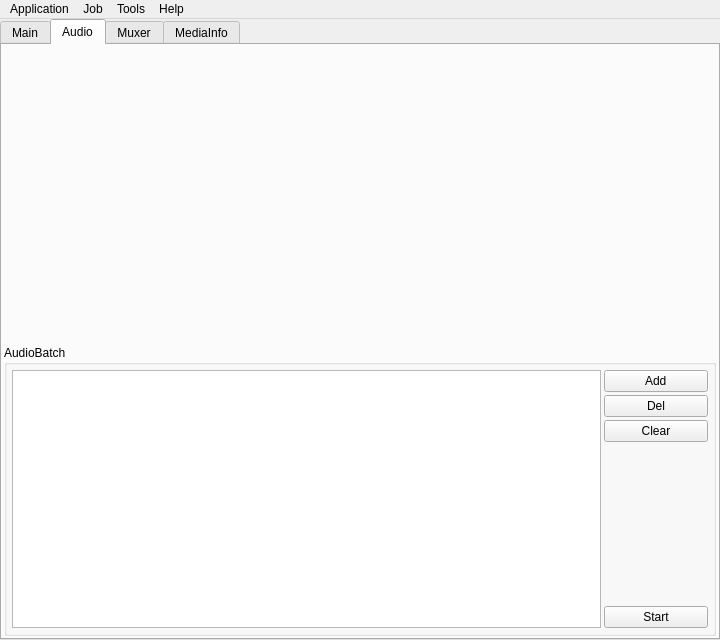
This is mainwindow.ui in emako/qvs as Qt 5 draws it before an edit. The edited form follows.
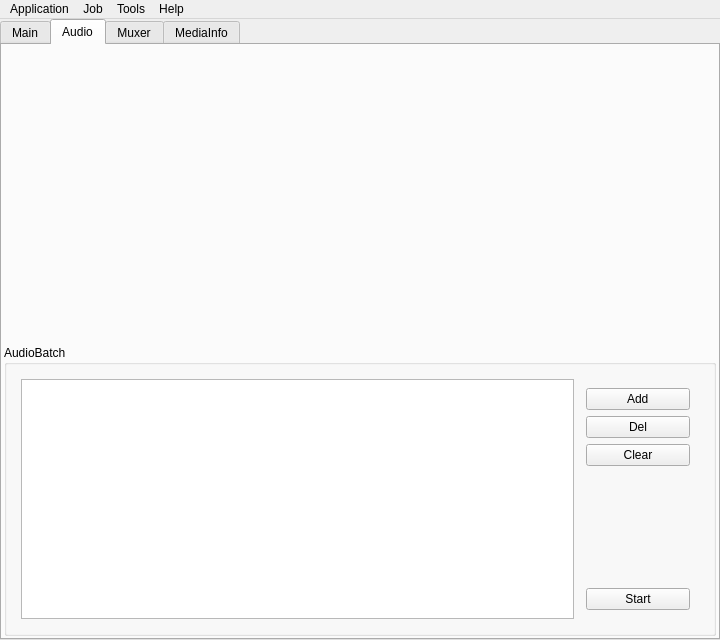
This is the edited form. The open tabs and pages were chosen to show the change. Icons and pictures are not drawn.

```diff
--- a/mainwindow.ui
+++ b/mainwindow.ui
@@ -352,6 +352,7 @@
             <number>5</number>
            </property>
            <item>
+            <widget class="QWidget" name="" native="true">
             <layout class="QHBoxLayout" name="horizontalLayout_2">
              <property name="spacing">
               <number>3</number>
@@ -360,6 +361,7 @@
               <widget class="QListWidget" name="listViewAudioBatch"/>
              </item>
              <item>
+               <widget class="QWidget" name="" native="true">
               <layout class="QVBoxLayout" name="verticalLayout_6">
                <item>
                 <widget class="QPushButton" name="buttonAudioBatchAdd">
@@ -467,8 +469,10 @@
                 </widget>
                </item>
               </layout>
-             </item>
-            </layout>
+               </widget>
+              </item>
+             </layout>
+            </widget>
            </item>
           </layout>
          </widget>
```
Left out of the diff: 50 changed lines with no effect on the pictures. Lines whose indentation alone changed are shown as unchanged.
